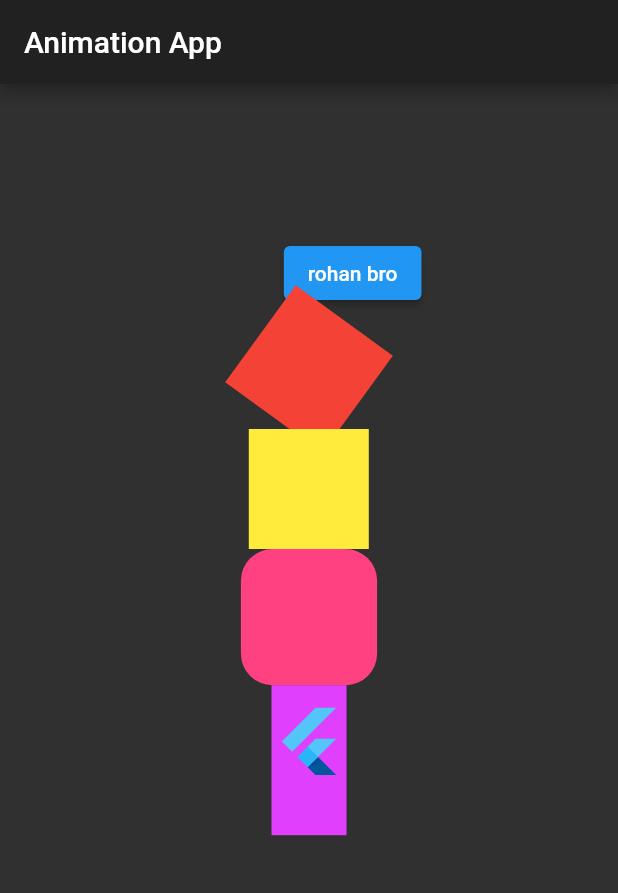
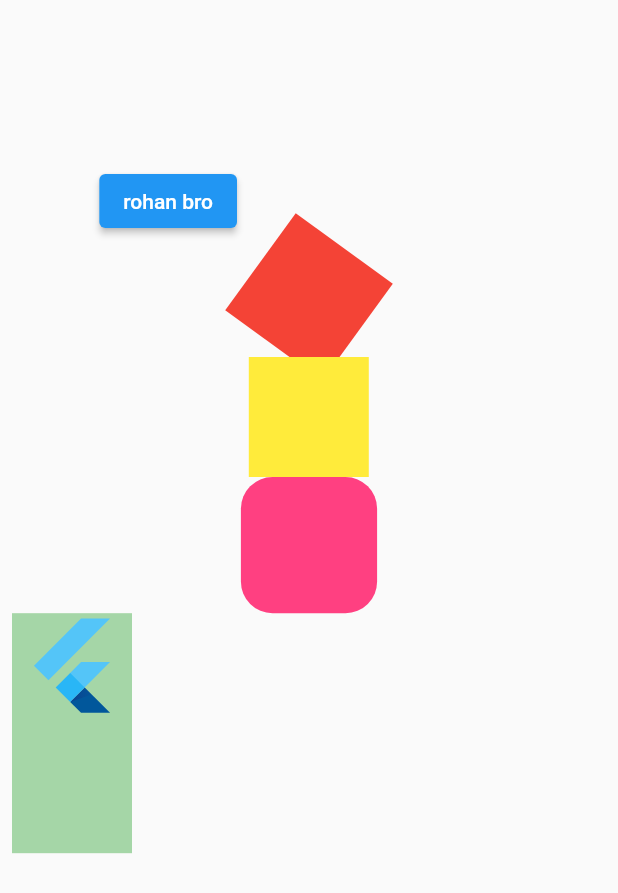
Before and after one commit to RohanUttamVeer/flutter-Animations, a Flutter app: the screen it shows after launch, on a phone screen of 412 x 824 dp. Shown: the top 893 px of the screen. Run offline on Flutter 3.47's test engine with Material 2 defaults, Android fonts, the phone set to English and light mode, and no system bars.

Commit message:
updated with SafeArea and Wrap

```diff
--- a/lib/main.dart
+++ b/lib/main.dart
@@ -19,7 +19,7 @@ class MyApp extends StatelessWidget {
       theme: ThemeData.dark(),
       title: _title,
       home: Scaffold(
-        appBar: AppBar(title: const Text(_title)),
+        // appBar: AppBar(title: const Text(_title)),
         // body: const MyStatefulWidget(),
         body: const MyStatefulWidget(),
       ),
@@ -43,14 +43,17 @@ class _MyStatefulWidgetState extends State<MyStatefulWidget> {
 
   @override
   Widget build(BuildContext context) {
-    return MaterialApp(
+    return SafeArea(
+        child: MaterialApp(
       debugShowCheckedModeBanner: false,
-        theme: ThemeData.dark(),
+      theme: ThemeData.light(),
       title: 'Animation App',
-        themeMode: ThemeMode.dark,
       home: Scaffold(
           body: Column(
         children: [
+          Padding(
+              padding: EdgeInsets.all(8.0),
+              child: Wrap(direction: Axis.horizontal, children: [
                 // GestureDetector(
                 //   onTap: () {
                 //     setState(() {
@@ -83,7 +86,6 @@ class _MyStatefulWidgetState extends State<MyStatefulWidget> {
                 SlideAnimation(),
                 transformAnimation(),
 
-
                 // un-comment the block below for individual animation
                 // also change selected to selected1 in animatedContainer
                 // GestureDetector(
@@ -93,20 +95,22 @@ class _MyStatefulWidgetState extends State<MyStatefulWidget> {
                 //     });
                 //   },
                 // child:
+
                 AnimatedContainer(
-                  width: selected ? 100.0 : 50.0,
-                  height: selected ? 50.0 : 100.0,
-                  color: selected ? Colors.greenAccent : Colors.purpleAccent,
+                  width: selected ? 160.0 : 80.0,
+                  height: selected ? 80.0 : 160.0,
+                  color: selected ? Color(0xFFB3E5FC) : Color(0xFFA5D6A7),
                   alignment: selected
                       ? Alignment.center
                       : AlignmentDirectional.topCenter,
                   duration: const Duration(seconds: 2),
                   curve: Curves.elasticInOut,
-                  child: const FlutterLogo(size: 75),
+                  child: const FlutterLogo(size: 70),
                 ),
                 // ),
+              ])),
         ],
-          ),
+      )),
     ));
   }
 }
```
Lines whose indentation alone changed are shown as unchanged.
